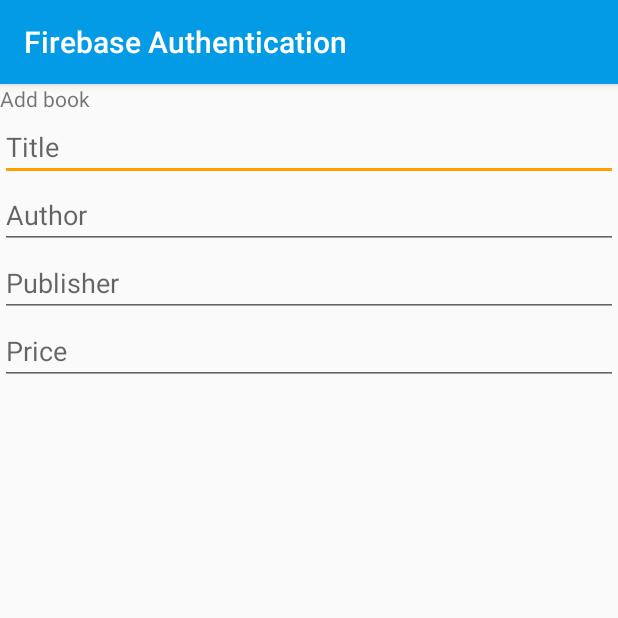
After one commit to Stormeal/BirdWatching, an Android app: the ObservationsAdd screen opened directly, with no data from a screen before it, on a phone screen of 412 x 824 dp, the top half of it. The commit adds this screen. Run offline under Robolectric (Android 15) with nearby library versions, the phone set to English and light mode, and no system bars; network calls fail.

Commit message:
Added multiple stuff n' things to the solution.

```diff
--- a/app/build.gradle
+++ b/app/build.gradle
@@ -35,6 +35,7 @@ dependencies {
     compile 'com.android.support:appcompat-v7:27.0.2'
     compile 'com.android.support:animated-vector-drawable:27.0.2'
     compile 'com.android.support:cardview-v7:27.0.2'
+    implementation 'com.google.code.gson:gson:2.8.2'
 
     //Design Dependency
     compile 'com.android.support:design:27.0.2'
@@ -45,4 +46,7 @@ dependencies {
 
 
 
+
+
+
 apply plugin: 'com.google.gms.google-services'
--- a/app/src/main/AndroidManifest.xml
+++ b/app/src/main/AndroidManifest.xml
@@ -27,7 +27,8 @@
         <activity
             android:name=".AnonymousAuthActivity"
             android:label="@string/label_anonymous_auth" />
-        <activity android:name=".BirdWatching"></activity>
+        <activity android:name=".MainActivity" />
+        <activity android:name=".ObservationsAdd"></activity>
     </application>
 
 </manifest>
--- a/app/src/main/java/com/google/firebase/quickstart/auth/EmailPasswordActivity.java
+++ b/app/src/main/java/com/google/firebase/quickstart/auth/EmailPasswordActivity.java
@@ -130,7 +130,7 @@ public class EmailPasswordActivity extends BaseActivity implements
                             Log.d(TAG, "signInWithEmail:success");
                             FirebaseUser user = mAuth.getCurrentUser();
                             updateUI(user);
-                            Intent intent = new Intent(EmailPasswordActivity.this, BirdWatching.class);
+                            Intent intent = new Intent(EmailPasswordActivity.this, MainActivity.class);
                             startActivity(intent);
                         } else {
                             // If sign in fails, display a message to the user.
--- /dev/null
+++ b/app/src/main/java/com/google/firebase/quickstart/auth/ObservationsAdd.java
@@ -0,0 +1,13 @@
+package com.google.firebase.quickstart.auth;
+
+import android.support.v7.app.AppCompatActivity;
+import android.os.Bundle;
+
+public class ObservationsAdd extends AppCompatActivity {
+
+    @Override
+    protected void onCreate(Bundle savedInstanceState) {
+        super.onCreate(savedInstanceState);
+        setContentView(R.layout.activity_observations_add);
+    }
+}
--- a/app/src/main/java/com/google/firebase/quickstart/auth/PhoneAuthActivity.java
+++ b/app/src/main/java/com/google/firebase/quickstart/auth/PhoneAuthActivity.java
@@ -341,7 +341,7 @@ public class PhoneAuthActivity extends AppCompatActivity implements
                 break;
             case STATE_SIGNIN_SUCCESS:
                 // Np-op, handled by sign-in check
-                Intent intent = new Intent(PhoneAuthActivity.this, BirdWatching.class);
+                Intent intent = new Intent(PhoneAuthActivity.this, MainActivity.class);
                 startActivity(intent);
                 break;
         }
--- /dev/null
+++ b/app/src/main/res/layout/activity_observation.xml
@@ -0,0 +1,6 @@
+<?xml version="1.0" encoding="utf-8"?>
+<android.support.constraint.ConstraintLayout
+    xmlns:android="http://schemas.android.com/apk/res/android" android:layout_width="match_parent"
+    android:layout_height="match_parent">
+
+</android.support.constraint.ConstraintLayout>
--- /dev/null
+++ b/app/src/main/res/layout/activity_observations_add.xml
@@ -0,0 +1,54 @@
+<?xml version="1.0" encoding="utf-8"?>
+<LinearLayout xmlns:android="http://schemas.android.com/apk/res/android"
+    xmlns:app="http://schemas.android.com/apk/res-auto"
+    xmlns:tools="http://schemas.android.com/tools"
+    android:layout_width="match_parent"
+    android:layout_height="match_parent"
+    android:orientation="vertical"
+    tools:context="com.google.firebase.quickstart.auth.ObservationsAdd">
+
+    <TextView
+        android:layout_width="wrap_content"
+        android:layout_height="wrap_content"
+        android:text="Add book" />
+
+    <EditText
+        android:id="@+id/add_book_title_edittext"
+        android:layout_width="match_parent"
+        android:layout_height="wrap_content"
+        android:hint="Title"
+        android:inputType="textCapWords" />
+
+    <EditText
+        android:id="@+id/add_book_author_edittext"
+        android:layout_width="match_parent"
+        android:layout_height="wrap_content"
+        android:hint="Author"
+        android:inputType="textCapWords" />
+
+    <EditText
+        android:id="@+id/add_book_publisher_edittext"
+        android:layout_width="match_parent"
+        android:layout_height="wrap_content"
+        android:hint="Publisher"
+        android:inputType="textCapWords" />
+
+    <EditText
+        android:id="@+id/add_book_price_edittext"
+        android:layout_width="match_parent"
+        android:layout_height="wrap_content"
+        android:hint="Price"
+        android:inputType="numberDecimal" />
+
+    <!--<Button
+        android:layout_width="match_parent"
+        android:layout_height="wrap_content"
+        android:onClick="addBook2"
+        android:text="Add" /> -->
+
+    <TextView
+        android:id="@+id/add_book_message_textview"
+        android:layout_width="wrap_content"
+        android:layout_height="wrap_content" />
+
+</LinearLayout>
```
Also changed, not shown: app/src/main/java/com/google/firebase/quickstart/auth/BirdWatching.kt (deleted, +0 -12 lines), app/src/main/java/com/google/firebase/quickstart/auth/HttpHelper.java (added, +53 -0 lines), app/src/main/java/com/google/firebase/quickstart/auth/MainActivity.java (added, +90 -0 lines), app/src/main/java/com/google/firebase/quickstart/auth/Observation.java (added, +86 -0 lines), app/src/main/java/com/google/firebase/quickstart/auth/ObservationActivity.java (added, +8 -0 lines), app/src/main/java/com/google/firebase/quickstart/auth/ObservationListItemAdapter.java (added, +53 -0 lines), app/src/main/java/com/google/firebase/quickstart/auth/ReadHttpTask.java (added, +27 -0 lines), app/src/main/res/layout/activity_bird_watching.xml (deleted, +0 -10 lines), app/src/main/res/layout/activity_main.xml (added, +36 -0 lines), app/src/main/res/layout/observationlist_item.xml (added, +21 -0 lines).
